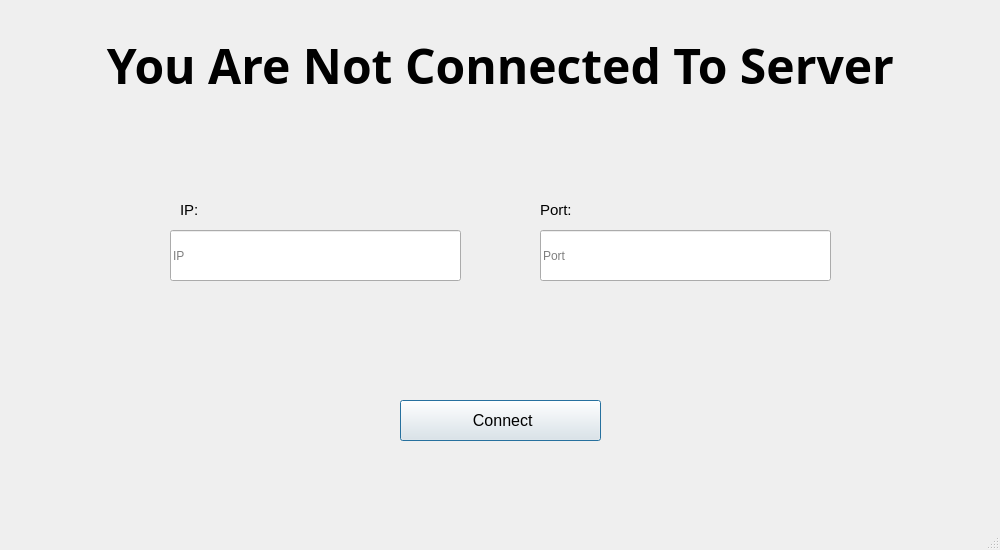
Before: the Qt Designer form Main/client/gui/ui/not_connected.ui in SuperName3102/Final-Project, drawn with Qt 5.
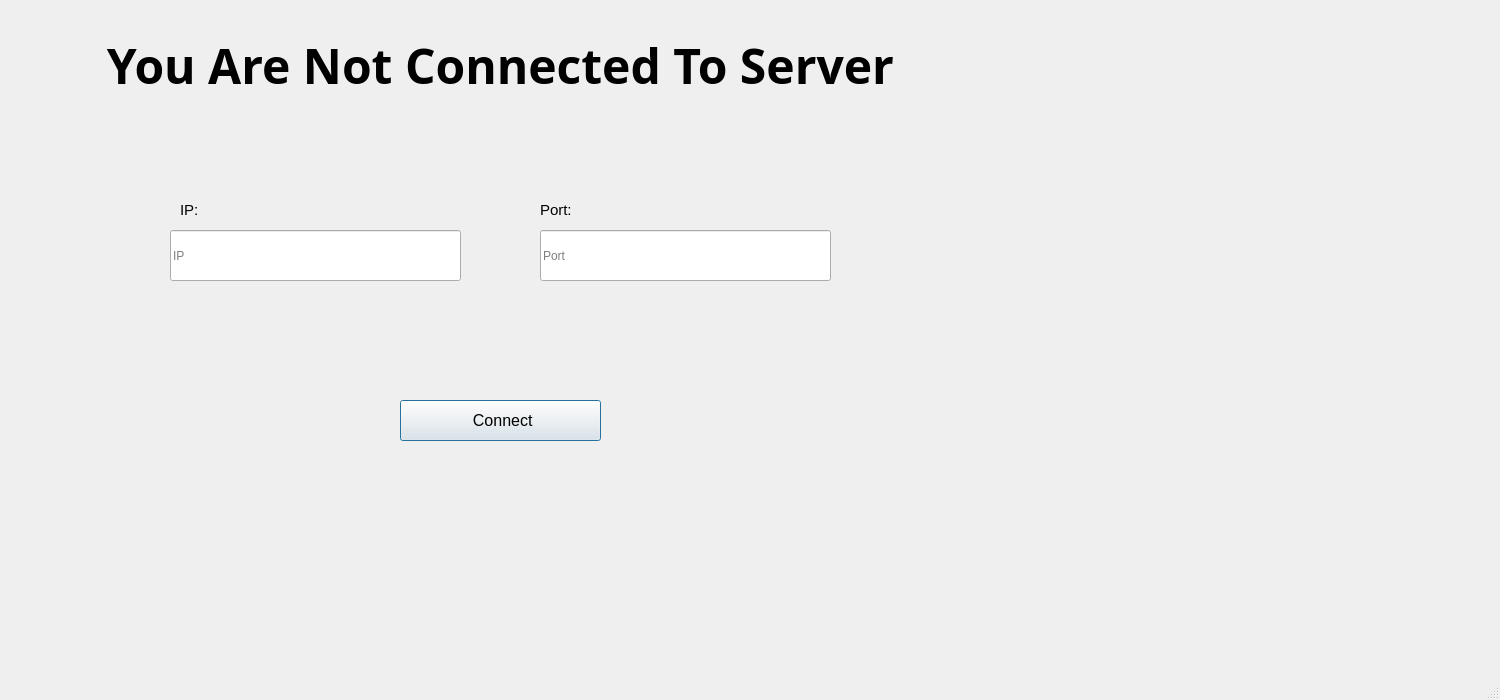
After: the same form once the commit is applied.

What changed in the file:
```diff
--- a/Main/client/gui/ui/not_connected.ui
+++ b/Main/client/gui/ui/not_connected.ui
@@ -6,8 +6,8 @@
    <rect>
     <x>0</x>
     <y>0</y>
-    <width>1000</width>
-    <height>550</height>
+    <width>1500</width>
+    <height>700</height>
    </rect>
   </property>
   <property name="acceptDrops">
```
Left out of the diff: 16 changed lines with no effect on the pictures.
